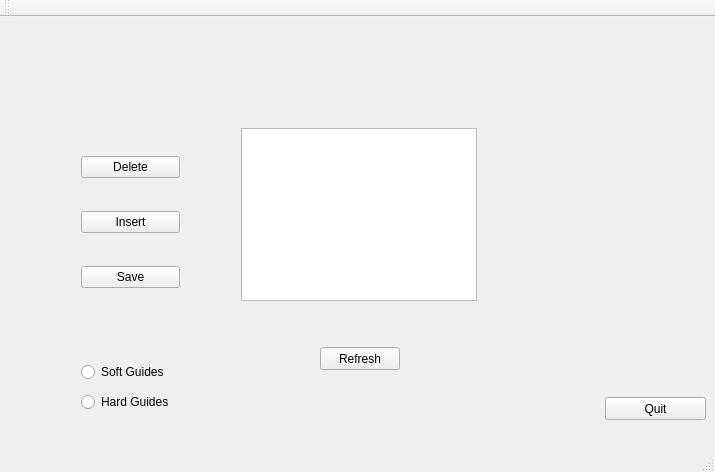
The window that vf_gui/forms/main_window.ui (graiola/virtual-fixtures) describes before a commit, drawn with Qt 5.
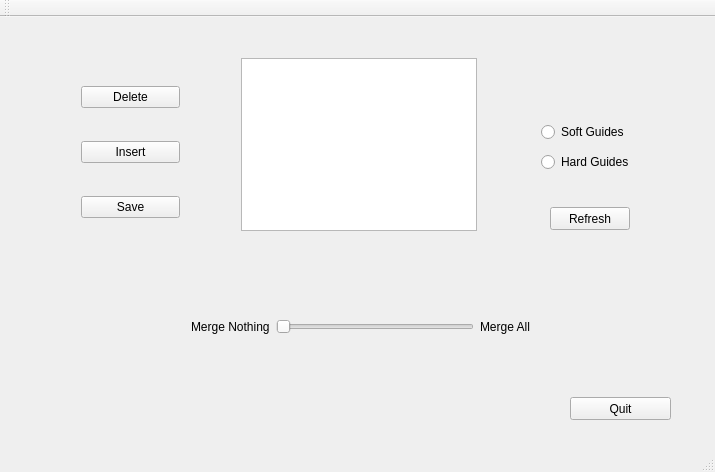
The same window after the commit.

Commit message: Add slidebar to select the merge level

```diff
--- a/vf_gui/forms/main_window.ui
+++ b/vf_gui/forms/main_window.ui
@@ -17,7 +17,7 @@
    <widget class="QPushButton" name="quitButton">
     <property name="geometry">
      <rect>
-      <x>605</x>
+      <x>570</x>
       <y>380</y>
       <width>101</width>
       <height>23</height>
@@ -31,7 +31,7 @@
     <property name="geometry">
      <rect>
       <x>230</x>
-      <y>100</y>
+      <y>30</y>
       <width>258</width>
       <height>215</height>
      </rect>
@@ -52,8 +52,8 @@
    <widget class="QPushButton" name="refreshButton">
     <property name="geometry">
      <rect>
-      <x>320</x>
-      <y>330</y>
+      <x>550</x>
+      <y>190</y>
       <width>80</width>
       <height>23</height>
      </rect>
@@ -66,7 +66,7 @@
     <property name="geometry">
      <rect>
       <x>70</x>
-      <y>101</y>
+      <y>31</y>
       <width>121</width>
       <height>211</height>
      </rect>
@@ -98,8 +98,8 @@
    <widget class="QWidget" name="verticalLayoutWidget">
     <property name="geometry">
      <rect>
-      <x>70</x>
-      <y>330</y>
+      <x>530</x>
+      <y>90</y>
       <width>121</width>
       <height>80</height>
      </rect>
@@ -121,6 +121,39 @@
      </item>
     </layout>
    </widget>
+   <widget class="QWidget" name="horizontalLayoutWidget">
+    <property name="geometry">
+     <rect>
+      <x>180</x>
+      <y>270</y>
+      <width>361</width>
+      <height>80</height>
+     </rect>
+    </property>
+    <layout class="QHBoxLayout" name="horizontalLayout">
+     <item>
+      <widget class="QLabel" name="label_3">
+       <property name="text">
+        <string>Merge Nothing</string>
+       </property>
+      </widget>
+     </item>
+     <item>
+      <widget class="QSlider" name="mergeSlider">
+       <property name="orientation">
+        <enum>Qt::Horizontal</enum>
+       </property>
+      </widget>
+     </item>
+     <item>
+      <widget class="QLabel" name="label_2">
+       <property name="text">
+        <string>Merge All</string>
+       </property>
+      </widget>
+     </item>
+    </layout>
+   </widget>
   </widget>
   <widget class="QMenuBar" name="menuBar">
    <property name="geometry">
```
The commit also changes 11 other files.
